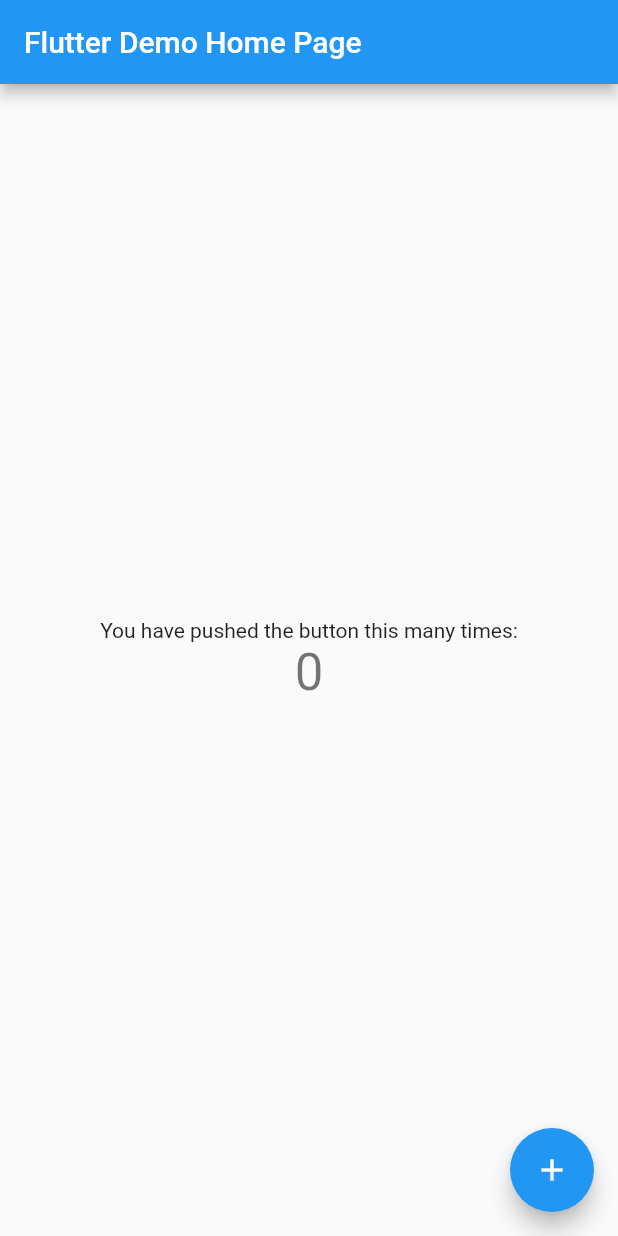
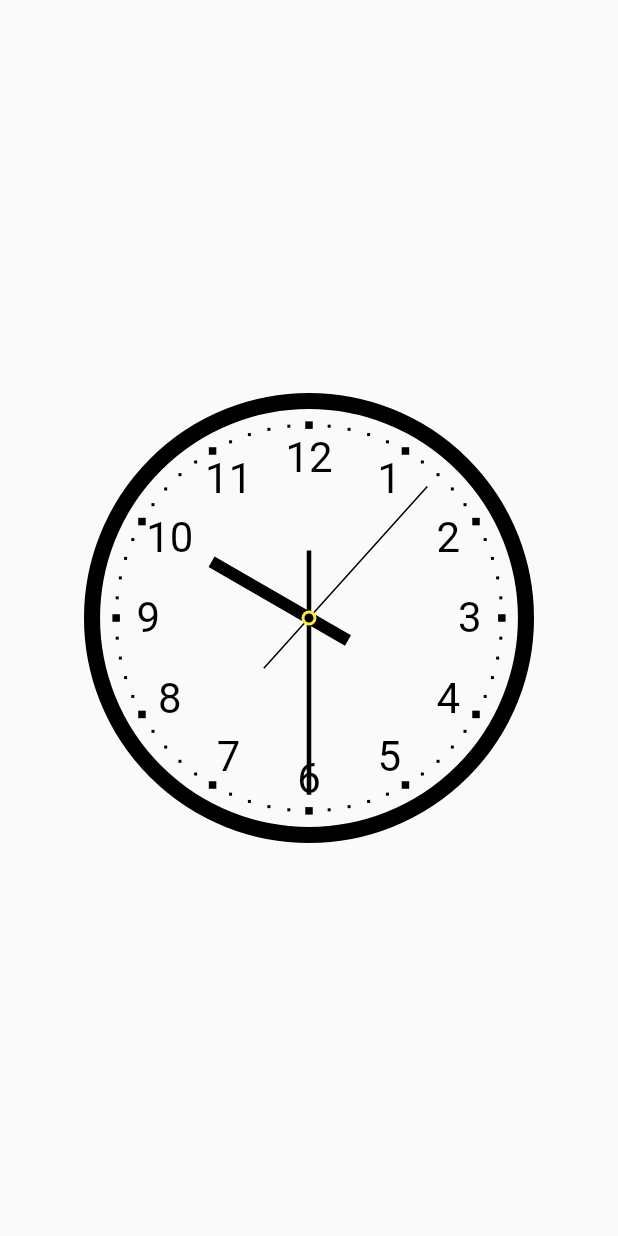
Before and after one commit to LixyAndroid/flutter_clock, a Flutter app: the screen it shows after launch, on a phone screen of 412 x 824 dp. Run offline on Flutter 3.47's test engine with Material 2 defaults, Android fonts, the phone set to English and light mode, and no system bars.

Commit message:
flutter 时钟完成

```diff
--- a/lib/main.dart
+++ b/lib/main.dart
@@ -1,3 +1,7 @@
+import 'dart:async';
+import 'dart:math';
+import 'dart:ui';
+
 import 'package:flutter/material.dart';
 
 void main() => runApp(MyApp());
@@ -9,103 +13,220 @@ class MyApp extends StatelessWidget {
     return MaterialApp(
       title: 'Flutter Demo',
       theme: ThemeData(
-        // This is the theme of your application.
-        //
-        // Try running your application with "flutter run". You'll see the
-        // application has a blue toolbar. Then, without quitting the app, try
-        // changing the primarySwatch below to Colors.green and then invoke
-        // "hot reload" (press "r" in the console where you ran "flutter run",
-        // or simply save your changes to "hot reload" in a Flutter IDE).
-        // Notice that the counter didn't reset back to zero; the application
-        // is not restarted.
         primarySwatch: Colors.blue,
       ),
-      home: MyHomePage(title: 'Flutter Demo Home Page'),
+      home: MyHomePage(),
     );
   }
 }
 
 class MyHomePage extends StatefulWidget {
-  MyHomePage({Key key, this.title}) : super(key: key);
+  final double radius;
+  final Color hourHandColor;
+  final Color minuteHandColor;
+  final Color secondHandColor;
+  final Color numberColor;
+  final Color borderColor;
 
-  // This widget is the home page of your application. It is stateful, meaning
-  // that it has a State object (defined below) that contains fields that affect
-  // how it looks.
-
-  // This class is the configuration for the state. It holds the values (in this
-  // case the title) provided by the parent (in this case the App widget) and
-  // used by the build method of the State. Fields in a Widget subclass are
-  // always marked "final".
-
-  final String title;
+  const MyHomePage(
+      {Key key,
+      this.hourHandColor,
+      this.minuteHandColor,
+      this.secondHandColor,
+      this.numberColor,
+      this.borderColor,
+      this.radius = 150.0})
+      : super(key: key);
 
   @override
-  _MyHomePageState createState() => _MyHomePageState();
+  State<StatefulWidget> createState() {
+    return _MyHomePageState();
+  }
 }
 
 class _MyHomePageState extends State<MyHomePage> {
-  int _counter = 0;
+  DateTime datetime;
+  Timer timer;
 
-  void _incrementCounter() {
-    setState(() {
-      // This call to setState tells the Flutter framework that something has
-      // changed in this State, which causes it to rerun the build method below
-      // so that the display can reflect the updated values. If we changed
-      // _counter without calling setState(), then the build method would not be
-      // called again, and so nothing would appear to happen.
-      _counter++;
+  @override
+  void initState() {
+    super.initState();
+    datetime = DateTime.now();
+    timer = Timer.periodic(Duration(seconds: 1), (timer) {
+      setState(() {
+        datetime = DateTime.now();
+      });
     });
   }
 
   @override
+  void dispose() {
+    super.dispose();
+    timer.cancel();
+  }
+
+  @override
   Widget build(BuildContext context) {
-    // This method is rerun every time setState is called, for instance as done
-    // by the _incrementCounter method above.
-    //
-    // The Flutter framework has been optimized to make rerunning build methods
-    // fast, so that you can just rebuild anything that needs updating rather
-    // than having to individually change instances of widgets.
     return Scaffold(
-      appBar: AppBar(
-        // Here we take the value from the MyHomePage object that was created by
-        // the App.build method, and use it to set our appbar title.
-        title: Text(widget.title),
-      ),
-      body: Center(
-        // Center is a layout widget. It takes a single child and positions it
-        // in the middle of the parent.
-        child: Column(
-          // Column is also a layout widget. It takes a list of children and
-          // arranges them vertically. By default, it sizes itself to fit its
-          // children horizontally, and tries to be as tall as its parent.
-          //
-          // Invoke "debug painting" (press "p" in the console, choose the
-          // "Toggle Debug Paint" action from the Flutter Inspector in Android
-          // Studio, or the "Toggle Debug Paint" command in Visual Studio Code)
-          // to see the wireframe for each widget.
-          //
-          // Column has various properties to control how it sizes itself and
-          // how it positions its children. Here we use mainAxisAlignment to
-          // center the children vertically; the main axis here is the vertical
-          // axis because Columns are vertical (the cross axis would be
-          // horizontal).
-          mainAxisAlignment: MainAxisAlignment.center,
-          children: <Widget>[
-            Text(
-              'You have pushed the button this many times:',
-            ),
-            Text(
-              '$_counter',
-              style: Theme.of(context).textTheme.display1,
-            ),
-          ],
-        ),
-      ),
-      floatingActionButton: FloatingActionButton(
-        onPressed: _incrementCounter,
-        tooltip: 'Increment',
-        child: Icon(Icons.add),
-      ), // This trailing comma makes auto-formatting nicer for build methods.
-    );
+        body: Center(
+            child: CustomPaint(
+      painter: ClockPainter(datetime,
+          numberColor: Colors.black,
+          handColor: Colors.black,
+          borderColor: Colors.black,
+          radius: widget.radius),
+      size: Size(widget.radius * 2, widget.radius * 2),
+    )));
   }
 }
+
+class ClockPainter extends CustomPainter {
+  final Color handColor;
+  final Color numberColor;
+  final Color borderColor;
+  final double radius;
+  List<Offset> secondsOffset = [];
+  final DateTime datetime;
+  TextPainter textPainter;
+  double angle;
+  double borderWidth;
+
+  ClockPainter(this.datetime,
+      {this.radius = 150.0,
+      this.handColor = Colors.black,
+      this.numberColor = Colors.black,
+      this.borderColor = Colors.black}) {
+    borderWidth = radius / 14;
+    final secondDistance = radius - borderWidth * 2;
+    //init seconds offset
+    for (var i = 0; i < 60; i++) {
+      Offset offset = Offset(
+          cos(degToRad(6 * i - 90)) * secondDistance + radius,
+          sin(degToRad(6 * i - 90)) * secondDistance + radius);
+      secondsOffset.add(offset);
+    }
+
+    textPainter = new TextPainter(
+      textAlign: TextAlign.center,
+      textDirection: TextDirection.rtl,
+    );
+    angle = degToRad(360 / 60);
+  }
+
+  @override
+  void paint(Canvas canvas, Size size) {
+    final scale = radius / 150;
+
+    //draw border
+    final borderPaint = Paint()
+      ..color = borderColor
+      ..style = PaintingStyle.stroke
+      ..strokeWidth = borderWidth;
+    canvas.drawCircle(
+        Offset(radius, radius), radius - borderWidth / 2, borderPaint);
+
+    //draw second point
+    final secondPPaint = Paint()
+      ..strokeWidth = 2 * scale
+      ..color = numberColor;
+    if (secondsOffset.length > 0) {
+      canvas.drawPoints(PointMode.points, secondsOffset, secondPPaint);
+
+      canvas.save();
+      canvas.translate(radius, radius);
+
+      List<Offset> bigger = [];
+      for (var i = 0; i < secondsOffset.length; i++) {
+        if (i % 5 == 0) {
+          bigger.add(secondsOffset[i]);
+
+          //draw number
+          canvas.save();
+          canvas.translate(0.0, -radius + borderWidth * 4);
+          textPainter.text = new TextSpan(
+            text: "${(i ~/ 5) == 0 ? "12" : (i ~/ 5)}",
+            style: TextStyle(
+              color: numberColor,
+              fontFamily: 'Times New Roman',
+              fontSize: 28.0 * scale,
+            ),
+          );
+
+          //helps make the text painted vertically
+          canvas.rotate(-angle * i);
+
+          textPainter.layout();
+          textPainter.paint(canvas,
+              new Offset(-(textPainter.width / 2), -(textPainter.height / 2)));
+          canvas.restore();
+        }
+        canvas.rotate(angle);
+      }
+      canvas.restore();
+
+      final biggerPaint = Paint()
+        ..strokeWidth = 5 * scale
+        ..color = numberColor;
+      canvas.drawPoints(PointMode.points, bigger, biggerPaint);
+    }
+
+    final hour = datetime.hour;
+    final minute = datetime.minute;
+    final second = datetime.second;
+
+    // draw hour hand
+    Offset hourHand1 = Offset(
+        radius - cos(degToRad(360 / 12 * hour - 90)) * (radius * 0.2),
+        radius - sin(degToRad(360 / 12 * hour - 90)) * (radius * 0.2));
+    Offset hourHand2 = Offset(
+        radius + cos(degToRad(360 / 12 * hour - 90)) * (radius * 0.5),
+        radius + sin(degToRad(360 / 12 * hour - 90)) * (radius * 0.5));
+    final hourPaint = Paint()
+      ..color = handColor
+      ..strokeWidth = 8 * scale;
+    canvas.drawLine(hourHand1, hourHand2, hourPaint);
+
+    // draw minute hand
+    Offset minuteHand1 = Offset(
+        radius - cos(degToRad(360 / 60 * minute - 90)) * (radius * 0.3),
+        radius - sin(degToRad(360 / 60 * minute - 90)) * (radius * 0.3));
+    Offset minuteHand2 = Offset(
+        radius +
+            cos(degToRad(360 / 60 * minute - 90)) * (radius - borderWidth * 3),
+        radius +
+            sin(degToRad(360 / 60 * minute - 90)) * (radius - borderWidth * 3));
+    final minutePaint = Paint()
+      ..color = handColor
+      ..strokeWidth = 3 * scale;
+    canvas.drawLine(minuteHand1, minuteHand2, minutePaint);
+
+    // draw second hand
+    Offset secondHand1 = Offset(
+        radius - cos(degToRad(360 / 60 * second - 90)) * (radius * 0.3),
+        radius - sin(degToRad(360 / 60 * second - 90)) * (radius * 0.3));
+    Offset secondHand2 = Offset(
+        radius +
+            cos(degToRad(360 / 60 * second - 90)) * (radius - borderWidth * 3),
+        radius +
+            sin(degToRad(360 / 60 * second - 90)) * (radius - borderWidth * 3));
+    final secondPaint = Paint()
+      ..color = handColor
+      ..strokeWidth = 1 * scale;
+    canvas.drawLine(secondHand1, secondHand2, secondPaint);
+
+    final centerPaint = Paint()
+      ..strokeWidth = 2 * scale
+      ..style = PaintingStyle.stroke
+      ..color = Colors.yellow;
+    canvas.drawCircle(Offset(radius, radius), 4 * scale, centerPaint);
+  }
+
+  @override
+  bool shouldRepaint(CustomPainter oldDelegate) {
+    return true;
+  }
+}
+
+num degToRad(num deg) => deg * (pi / 180.0);
+
+num radToDeg(num rad) => rad * (180.0 / pi);
```
